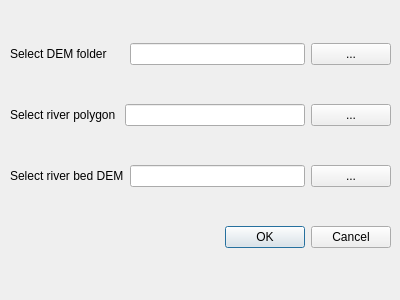
Old version of the form ice_volume_dialog_base.ui in the repository ERodtang/Ice_volume.
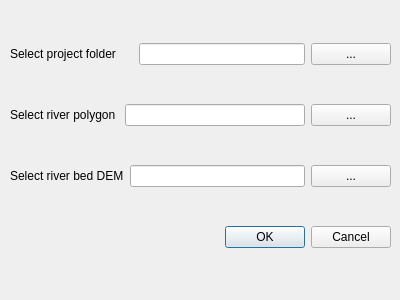
New version of the form.

Patch:
```diff
--- a/ice_volume_dialog_base.ui
+++ b/ice_volume_dialog_base.ui
@@ -13,7 +13,7 @@
   <property name="windowTitle">
    <string>Ice Volume</string>
   </property>
-  <widget class="QWidget" name="">
+  <widget class="QWidget" name="layoutWidget">
    <property name="geometry">
     <rect>
      <x>10</x>
@@ -28,7 +28,7 @@
       <item>
        <widget class="QLabel" name="DEM_folder_label">
         <property name="text">
-         <string>Select DEM folder     </string>
+         <string>Select project folder     </string>
         </property>
        </widget>
       </item>
```
Left out of the diff: 1 changed line with no effect on the pictures.
